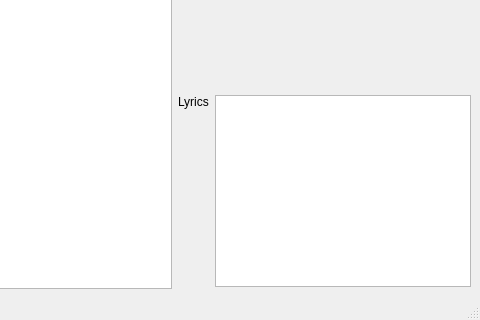
Qt form app/src/mainwindow.ui (Hvvang/uTag) before a commit; both pictures show x 625 to 1105 and y 145 to 465 of the 1105 by 465 pixel window.
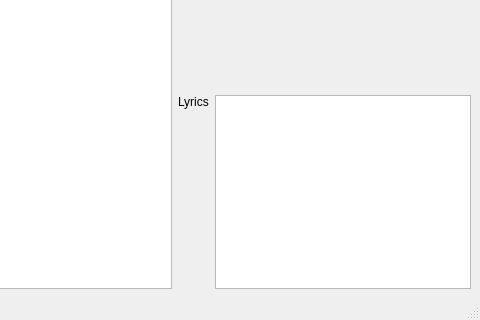
The same form after that commit. Icons and pictures are not drawn. Custom widgets are drawn as their Qt base class.

Commit message: some minor fix, add lyrics undo redo action

```diff
--- a/app/src/mainwindow.ui
+++ b/app/src/mainwindow.ui
@@ -83,6 +83,9 @@
     </item>
     <item row="0" column="3">
      <layout class="QGridLayout" name="gridLayout">
+      <property name="sizeConstraint">
+       <enum>QLayout::SetDefaultConstraint</enum>
+      </property>
       <item row="3" column="1" alignment="Qt::AlignTop">
        <widget class="QLabel" name="label_6">
         <property name="sizePolicy">
@@ -96,23 +99,7 @@
         </property>
        </widget>
       </item>
-      <item row="3" column="3" alignment="Qt::AlignLeft|Qt::AlignTop">
-       <widget class="QPlainTextEdit" name="Lyrics">
-        <property name="sizePolicy">
-         <sizepolicy hsizetype="Fixed" vsizetype="Expanding">
-          <horstretch>0</horstretch>
-          <verstretch>0</verstretch>
-         </sizepolicy>
-        </property>
-        <property name="minimumSize">
-         <size>
-          <width>256</width>
-          <height>177</height>
-         </size>
-        </property>
-       </widget>
-      </item>
-      <item row="1" column="3" alignment="Qt::AlignHCenter|Qt::AlignVCenter">
+      <item row="1" column="3" alignment="Qt::AlignHCenter|Qt::AlignTop">
        <widget class="QPushButton" name="coverImage">
         <property name="sizePolicy">
          <sizepolicy hsizetype="Fixed" vsizetype="Preferred">
@@ -158,6 +145,34 @@
         </property>
        </widget>
       </item>
+      <item row="3" column="3">
+       <widget class="QPlainTextEdit" name="Lyrics">
+        <property name="enabled">
+         <bool>true</bool>
+        </property>
+        <property name="sizePolicy">
+         <sizepolicy hsizetype="Fixed" vsizetype="Expanding">
+          <horstretch>0</horstretch>
+          <verstretch>0</verstretch>
+         </sizepolicy>
+        </property>
+        <property name="minimumSize">
+         <size>
+          <width>256</width>
+          <height>177</height>
+         </size>
+        </property>
+        <property name="cursor" stdset="0">
+         <cursorShape>ArrowCursor</cursorShape>
+        </property>
+        <property name="focusPolicy">
+         <enum>Qt::NoFocus</enum>
+        </property>
+        <property name="undoRedoEnabled">
+         <bool>false</bool>
+        </property>
+       </widget>
+      </item>
      </layout>
     </item>
    </layout>
```
Left out of the diff: 16 changed lines with no effect on the pictures. The commit also changes 5 other files.
